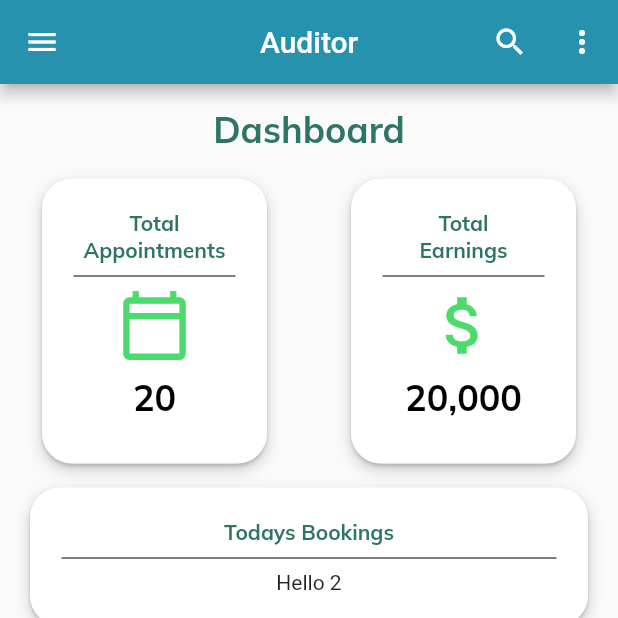
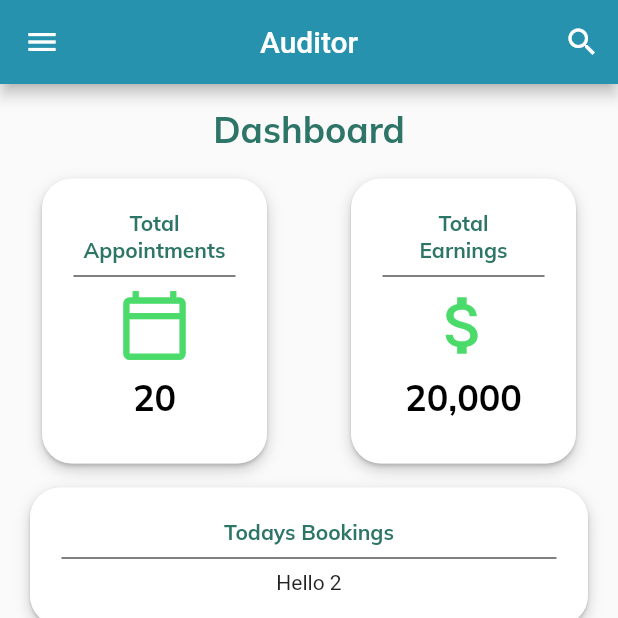
Before and after one commit to AuditorsPal/fyp, a Flutter app: the AuditorHome screen opened directly, in the side drawer, after a tap on the "search" icon, on a phone screen of 412 x 824 dp, the top half of it. Run offline on Flutter 3.47's test engine with Material 2 defaults, Android fonts, the phone set to English and light mode, and no system bars; our stand-ins replace cloud_firestore, firebase_auth, firebase_core, flutter_rating_bar, google_fonts, motion_toast and 2 more; missing offline and left inert: flutter_overlay_loader; accounts and stored records are empty.

Commit message:
UI changes

```diff
--- a/lib/Colors.dart
+++ b/lib/Colors.dart
@@ -3,5 +3,5 @@ import 'dart:ui';
 class MyColors {
   static Color yellowColor = Color.fromARGB(255, 244, 172, 71);
   static Color greyColor = Color.fromARGB(255, 58, 67, 77);
-  static Color blueColor = Color.fromARGB(255, 89, 190, 230);
+  static Color blueColor = Color.fromARGB(255, 38, 146, 173);
 }
--- a/lib/screens/AuditorsViews/NavBar.dart
+++ /dev/null
@@ -1,50 +0,0 @@
-import 'package:flutter/material.dart';
-
-class NavBar extends StatelessWidget {
-  @override
-  Widget build(BuildContext context) {
-    return Drawer(
-      child: ListView(
-        padding: EdgeInsets.zero,
-        children: <Widget>[
-          DrawerHeader(
-            child: Text(
-              'Side menu',
-              style: TextStyle(color: Colors.white, fontSize: 25),
-            ),
-            decoration: BoxDecoration(
-                color: Colors.green,
-                image: DecorationImage(
-                    fit: BoxFit.fill,
-                    image: AssetImage('assets/images/cover.jpg'))),
-          ),
-          ListTile(
-            leading: Icon(Icons.input),
-            title: Text('Welcome'),
-            onTap: () => {},
-          ),
-          ListTile(
-            leading: Icon(Icons.verified_user),
-            title: Text('Profile'),
-            onTap: () => {Navigator.of(context).pop()},
-          ),
-          ListTile(
-            leading: Icon(Icons.settings),
-            title: Text('Settings'),
-            onTap: () => {Navigator.of(context).pop()},
-          ),
-          ListTile(
-            leading: Icon(Icons.border_color),
-            title: Text('Feedback'),
-            onTap: () => {Navigator.of(context).pop()},
-          ),
-          ListTile(
-            leading: Icon(Icons.exit_to_app),
-            title: Text('Logout'),
-            onTap: () => {Navigator.of(context).pop()},
-          ),
-        ],
-      ),
-    );
-  }
-}
--- /dev/null
+++ b/lib/screens/AuditorsViews/NavBaraud.dart
@@ -0,0 +1,99 @@
+import 'package:auditorpal/screens/UserCheck.dart';
+import 'package:flutter/material.dart';
+import 'package:provider/provider.dart';
+import '../../controlller/readService.dart';
+import '../../model/userModel.dart';
+import 'package:auditorpal/controlller/authenticationService.dart';
+import 'package:auditorpal/Colors.dart';
+import 'profile.dart';
+
+class NavBar extends StatefulWidget {
+  const NavBar({Key? key}) : super(key: key);
+
+  @override
+  State<NavBar> createState() => _NavBarState();
+}
+
+class _NavBarState extends State<NavBar> {
+  late final user;
+  @override
+  void initState() {
+    user = Provider.of<UserModel>(context, listen: false).email;
+    super.initState();
+  }
+
+  @override
+  Widget build(BuildContext context) {
+    return Drawer(
+      child: ListView(
+        // Important: Remove any padding from the ListView.
+        padding: EdgeInsets.zero,
+
+        children: [
+          UserAccountsDrawerHeader(
+            decoration: BoxDecoration(
+              image: DecorationImage(
+                fit: BoxFit.cover,
+                image: NetworkImage(
+                    'https://www.teahub.io/photos/full/255-2555204_iphone-black-blur-background.jpg'),
+              ),
+            ),
+            accountName: Text(""),
+            accountEmail: Text('${user}'),
+            currentAccountPicture: CircleAvatar(
+              backgroundColor: Colors.redAccent,
+              minRadius: 100.0,
+              child: CircleAvatar(
+                radius: 80.0,
+                child: Text(
+                  "${user[0]}",
+                  style: TextStyle(fontSize: 50.0),
+                ),
+              ),
+            ),
+          ),
+          ListTile(
+            leading: Icon(
+              Icons.settings,
+              color: Colors.black,
+            ),
+            title: const Text('Settings'),
+            onTap: () {
+              //Update the state of the app.
+              // Navigator.push(context,
+              //   MaterialPageRoute(
+              //       builder: (BuildContext context) => Settings()//StateInheritedWidget.of(context))
+              //   ),);
+            },
+          ),
+          ListTile(
+            leading: Icon(Icons.person, color: Colors.black),
+            title: const Text('Profile'),
+            onTap: () {
+
+                Navigator.push(
+                  context,
+                  MaterialPageRoute(
+                      builder: (BuildContext context) =>
+                          profile() //StateInheritedWidget.of(context))
+                      ),
+                );
+
+            },
+          ),
+          ListTile(
+            leading: Icon(Icons.logout, color: Colors.black),
+            title: const Text('Logout'),
+            onTap: () async {
+              context.read<AuthenticationService>().signOut();
+              Navigator.pushAndRemoveUntil(
+                  context,
+                  MaterialPageRoute(builder: (context) => userCheck()),
+                  (_) => false);
+            },
+          ),
+        ],
+      ),
+    );
+  }
+}
--- a/pubspec.yaml
+++ b/pubspec.yaml
@@ -44,6 +44,7 @@ dependencies:
   shimmer: ^2.0.0
   flutter_rating_bar: ^4.0.1
   table_calendar: ^3.0.5
+  google_fonts: ^3.0.0
 
 dev_dependencies:
   flutter_test:
```
Also changed, not shown: lib/screens/AllProjects.dart (added, +172 -0 lines), lib/screens/AuditorsViews/AuditorHome.dart (+2 -20 lines), lib/screens/AuditorsViews/SearchPage.dart (+8 -7 lines), lib/screens/OrganizationViews/NavBar.dart (deleted, +0 -50 lines), lib/screens/OrganizationViews/NavBarorg.dart (added, +98 -0 lines), lib/screens/OrganizationViews/OrganizationHome.dart (+2 -21 lines), pubspec.lock.
